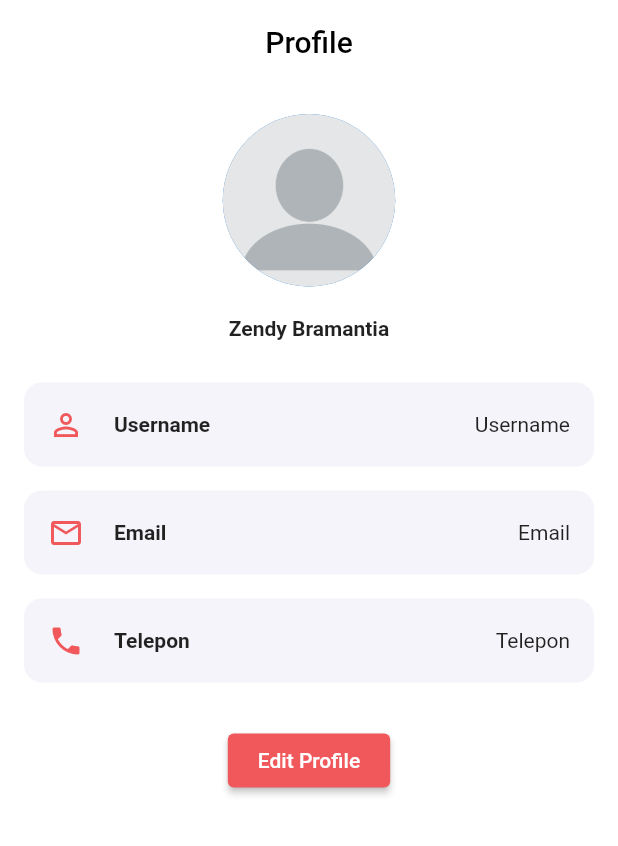
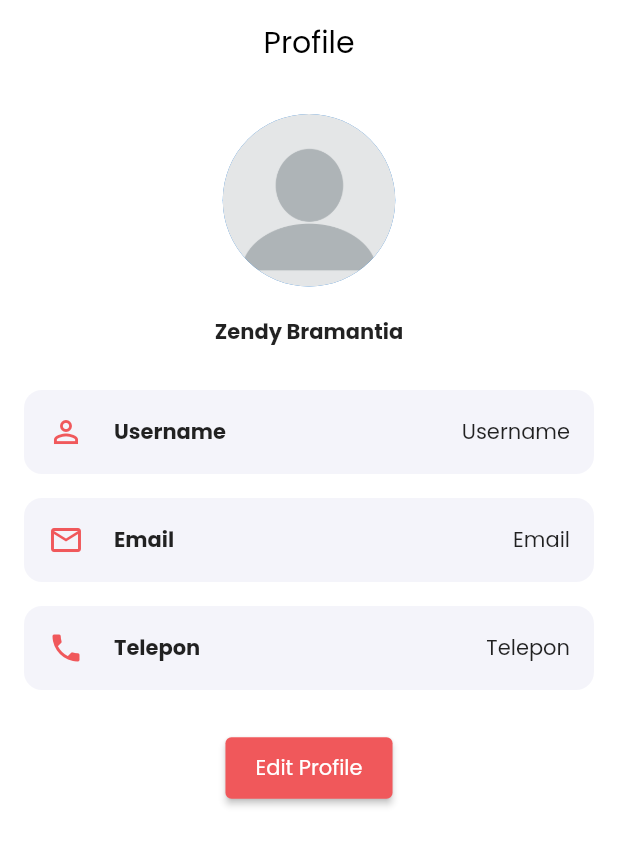
Before and after one commit to zendybramantia/Jakselin-Mobile, a Flutter app: the screen it shows after launch, on a phone screen of 412 x 824 dp. Shown: the top 846 px of the screen. Run offline on Flutter 3.47's test engine with Material 2 defaults, Android fonts, the light colour scheme and no system bars; our stand-ins replace dio; missing offline and left inert: dart:ffi.

Commit message:
style: change font to poppins

```diff
--- a/lib/main.dart
+++ b/lib/main.dart
@@ -19,6 +19,7 @@
       debugShowCheckedModeBanner: false,
       title: 'Jakselin',
       theme: ThemeData(
+        fontFamily: 'Poppins',
         primaryColor: kPrimariColor,
         scaffoldBackgroundColor: Colors.white,
       ),
```
Also changed, not shown: pubspec.yaml (+6 -6 lines), assets/fonts/Poppins-Bold.ttf (added), assets/fonts/Poppins-Regular.ttf (added).
